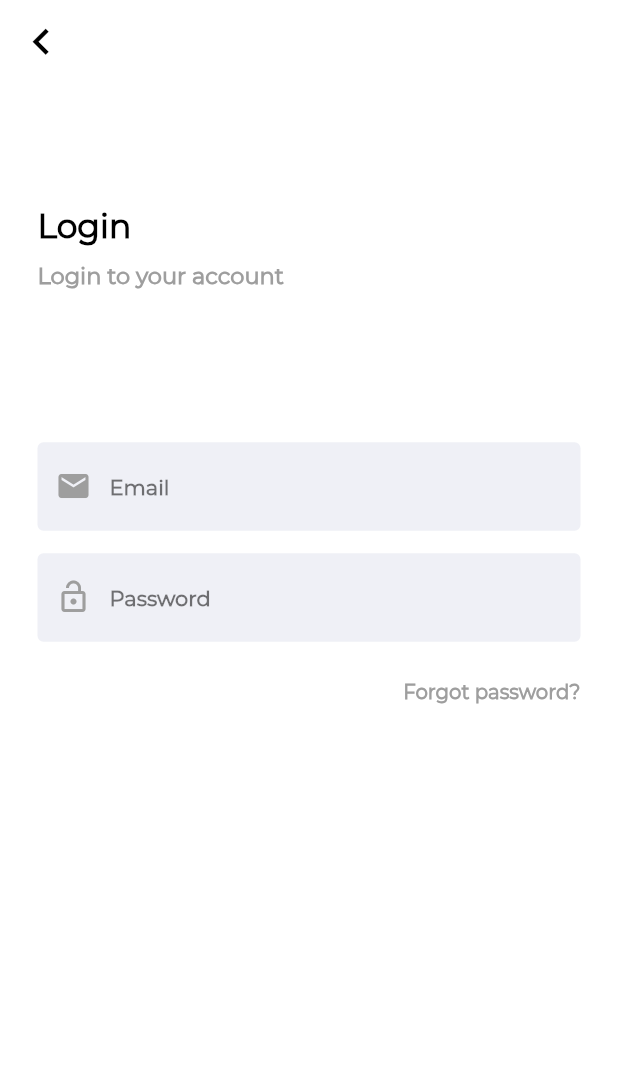
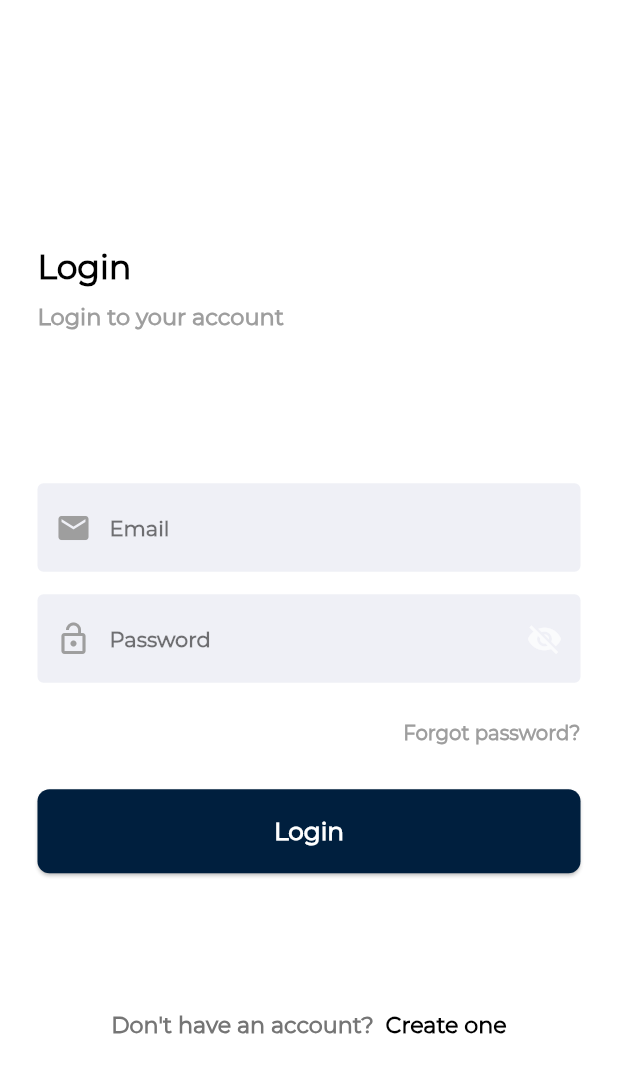
Before and after one commit to theifedayo/BuyStuff-MobileApp, a Flutter app: the screen it shows after launch, on a phone screen of 412 x 824 dp. Shown: the top 1073 px of the screen. Run offline on Flutter 3.47's test engine with Material 2 defaults, Android fonts, the phone set to English and light mode, and no system bars; our stand-ins replace flutter_secure_storage, page_transition, show_up_animation.

Commit message:
Login and Signup UI setup

```diff
--- a/lib/components/stateless_button.dart
+++ b/lib/components/stateless_button.dart
@@ -27,7 +27,7 @@ class StatelessButton extends StatelessWidget {
                     Text(buttonText,
                       style: TextStyle(
                           fontFamily: 'Montserrat',
-                          fontSize: MediaQuery.of(context).size.height*0.018,
+                          fontSize: MediaQuery.of(context).size.height*0.020,
                           fontWeight: FontWeight.bold
                       ),
                     ),
--- a/lib/main.dart
+++ b/lib/main.dart
@@ -19,7 +19,7 @@ class MyApp extends StatelessWidget {
 
         primaryColor: Color(0XFF0A0E21),
         scaffoldBackgroundColor: Colors.white,
-        accentColor: Color(0xFF1CCF7F),
+        accentColor: Color(0xFF001F3E),
         textTheme: TextTheme(body1: TextStyle(color: Colors.black),),
 
       ),
--- a/lib/screens/login_screen.dart
+++ b/lib/screens/login_screen.dart
@@ -1,5 +1,8 @@
 import 'package:flutter/material.dart';
-import 'package:font_awesome_flutter/font_awesome_flutter.dart';
+import 'package:flutter_secure_storage/flutter_secure_storage.dart';
+import 'package:buystuff/components/stateless_button.dart';
+import 'package:page_transition/page_transition.dart';
+import 'signup_screen.dart';
 
 
 class LoginScreen extends StatefulWidget {
@@ -8,6 +11,16 @@ class LoginScreen extends StatefulWidget {
 }
 
 class _LoginScreenState extends State<LoginScreen> {
+  bool circular = false;
+  final storage = new FlutterSecureStorage();
+  TextEditingController usernameController = TextEditingController();
+  TextEditingController passwordController = TextEditingController();
+  String emailerrorText;
+  String passworderrorText;
+  bool validate = false;
+  bool vis = true;
+  final globalKey = GlobalKey<FormState>();
+
   @override
   Widget build(BuildContext context) {
     return Scaffold(
@@ -17,15 +30,7 @@ class _LoginScreenState extends State<LoginScreen> {
             Column(
               crossAxisAlignment: CrossAxisAlignment.start,
               children: [
-                Row(
-                  children: [
-                    Padding(
-                      padding: const EdgeInsets.symmetric(horizontal: 10.0, vertical: 10),
-                      child: Icon(Icons.chevron_left, color: Colors.black, size: 35,),
-                    )
-                  ],
-                ),
-                SizedBox(height: MediaQuery.of(context).size.height*0.1,),
+                SizedBox(height: MediaQuery.of(context).size.height*0.2,),
                 Padding(
                   padding: const EdgeInsets.only(left: 25.0),
                   child: Text("Login", style: TextStyle(
@@ -84,7 +89,7 @@ class _LoginScreenState extends State<LoginScreen> {
                 Padding(
                   padding: const EdgeInsets.symmetric(vertical: 5.0, horizontal: 25.0),
                   child: TextFormField(
-                    //controller: passwordController,
+                    controller: passwordController,
                     validator: (value){
                       if(value.isEmpty){
                         return "password cannot be empty";
@@ -99,11 +104,11 @@ class _LoginScreenState extends State<LoginScreen> {
                     decoration: InputDecoration(
                         //errorText: validate ? passworderrorText: null,
                         prefixIcon: Icon(Icons.lock_open, color: Colors.grey,),
-                        // suffixIcon: IconButton(icon: Icon(vis?Icons.visibility_off: Icons.visibility), onPressed: (){
-                        //   setState(() {
-                        //     //vis = !vis;
-                        //   });
-                        // },),
+                        suffixIcon: IconButton(icon: Icon(vis?Icons.visibility_off: Icons.visibility), onPressed: (){
+                          setState(() {
+                            //vis = !vis;
+                          });
+                        },),
                         filled: true,
                         fillColor: Color(0xFFEFF0F6),
                         hintText: 'Password',
@@ -140,6 +145,30 @@ class _LoginScreenState extends State<LoginScreen> {
                     ),
                   ],
                 ),
+                StatelessButton(buttonText: 'Login', buttonColor: Color(0xFF001F3E),onPress: () async {}),
+                SizedBox(height: MediaQuery.of(context).size.height*0.1,),
+                Row(
+                  mainAxisAlignment: MainAxisAlignment.center,
+                  children: [
+                    Text("Don't have an account? ", style: TextStyle(
+                        fontFamily: 'Montserrat',
+                        fontSize: MediaQuery.of(context).size.height*0.018,
+                        fontWeight: FontWeight.bold,
+                      color: Colors.grey[600]
+                    ),),
+                    GestureDetector(
+                      child: Text(" Create one", style: TextStyle(
+                          fontFamily: 'Montserrat',
+                          fontSize: MediaQuery.of(context).size.height*0.018,
+                          fontWeight: FontWeight.bold
+                      ),),
+                      onTap: (){
+                        Navigator.push(context, PageTransition(type: PageTransitionType.rightToLeft, child: SignupScreen()));
+                      },
+                    ),
+                    ]
+
+                )
               ],
             )
           ],
```
Also changed, not shown: lib/screens/signup_screen.dart (+241 -0 lines), lib/screens/splash_screen.dart (+2 -7 lines), pubspec.yaml (+2 -5 lines), images/buystuff.png (added), 1 other file.
